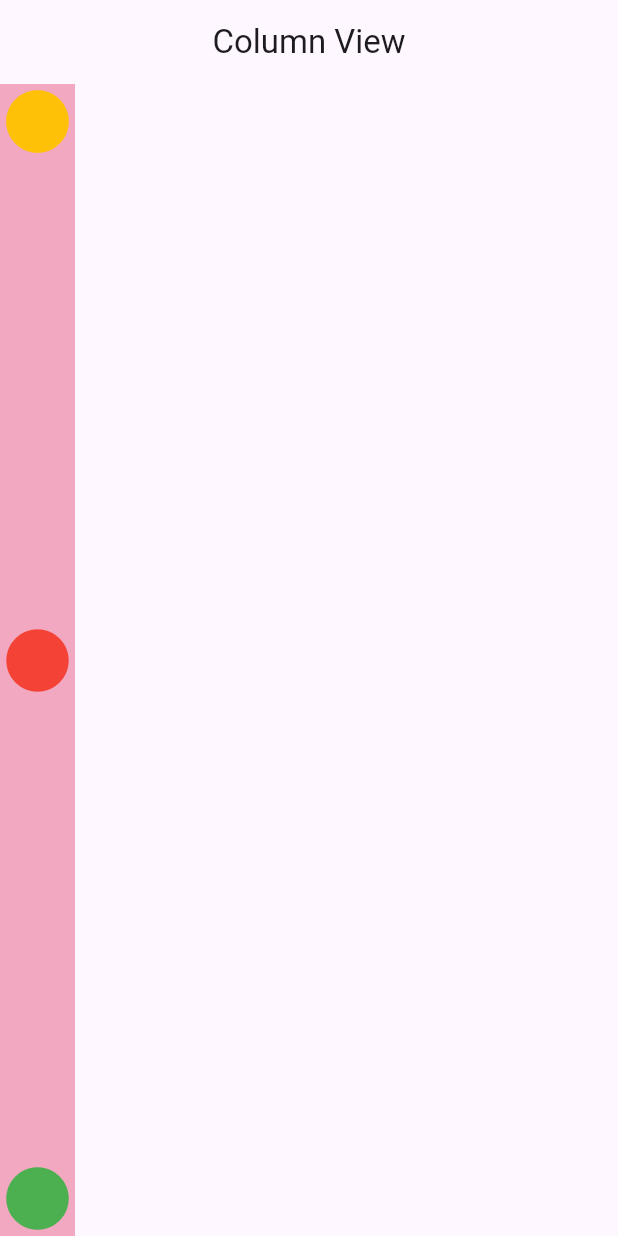
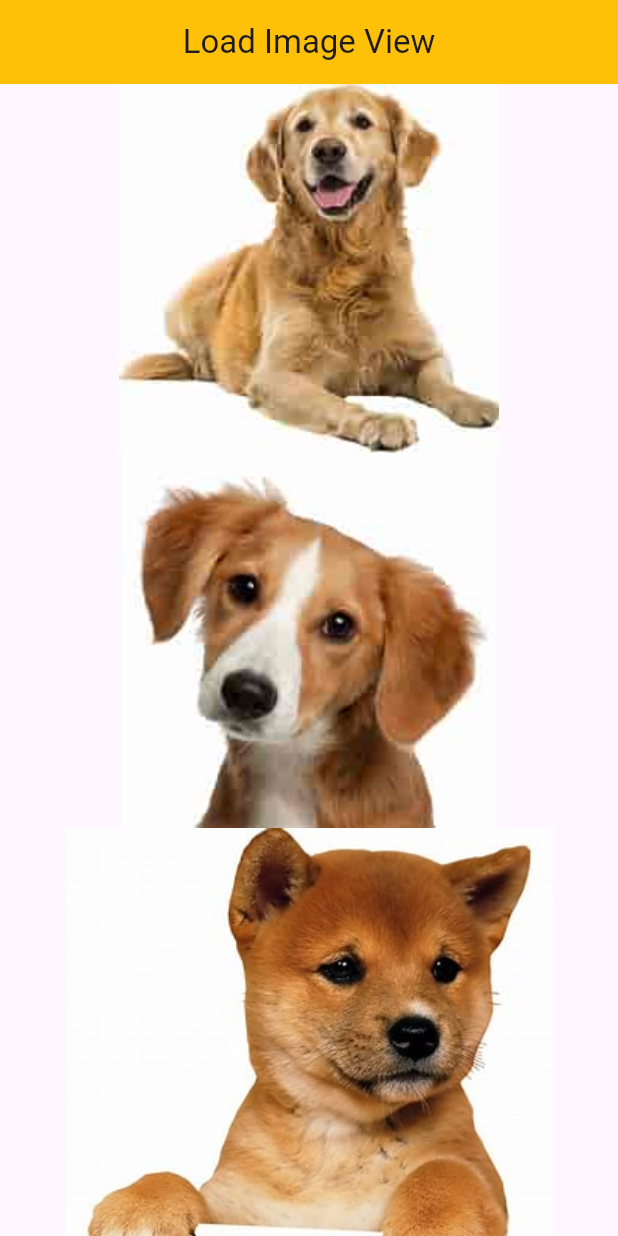
Before and after one commit to manishaa8981/assig_dart, a Flutter app: the screen it shows after launch, on a phone screen of 412 x 824 dp. Run offline on Flutter 3.47's test engine with Material 3 defaults, Android fonts, the phone set to English and light mode, and no system bars.

Commit message:
Multiple Image upload

```diff
--- a/lib/app.dart
+++ b/lib/app.dart
@@ -1,4 +1,4 @@
-import 'package:assig/view/column_view.dart';
+import 'package:assig/view/load_image_view.dart';
 import 'package:flutter/material.dart';
 
 class Myapp extends StatelessWidget {
@@ -8,7 +8,7 @@ class Myapp extends StatelessWidget {
   Widget build(BuildContext context) {
     return MaterialApp(
       debugShowCheckedModeBanner: false,
-      home: ColumnView(),
+      home: LoadImageView(),
     );
   }
 }
--- /dev/null
+++ b/lib/view/load_image_view.dart
@@ -0,0 +1,25 @@
+import 'package:flutter/material.dart';
+
+class LoadImageView extends StatelessWidget {
+  const LoadImageView({super.key});
+
+  @override
+  Widget build(BuildContext context) {
+    return Scaffold(
+        appBar: AppBar(
+          title: Text("Load Image View"),
+          centerTitle: true,
+          backgroundColor: Colors.amber,
+        ),
+        body: SafeArea(
+            child: SingleChildScrollView(
+          child: Column(
+            children: [
+              Center(child: Image.asset('assets/images/dog-1.jpeg')),
+              Center(child: Image.asset('assets/images/dog-2.jpeg')),
+              Center(child: Image.asset('assets/images/dog-3.jpeg')),
+            ],
+          ),
+        )));
+  }
+}
--- a/pubspec.yaml
+++ b/pubspec.yaml
@@ -59,9 +59,8 @@ flutter:
   uses-material-design: true
 
   # To add assets to your application, add an assets section, like this:
-  # assets:
-  #   - images/a_dot_burr.jpeg
-  #   - images/a_dot_ham.jpeg
+  assets:
+    - assets/images/
 
   # An image asset can refer to one or more resolution-specific "variants", see
   # https://flutter.dev/to/resolution-aware-images
```
Also changed, not shown: lib/view/column_row_view.dart (added, +35 -0 lines), lib/view/container_view.dart (added, +36 -0 lines), assets/images/dog-1.jpeg (added), assets/images/dog-2.jpeg (added), assets/images/dog-3.jpeg (added).
